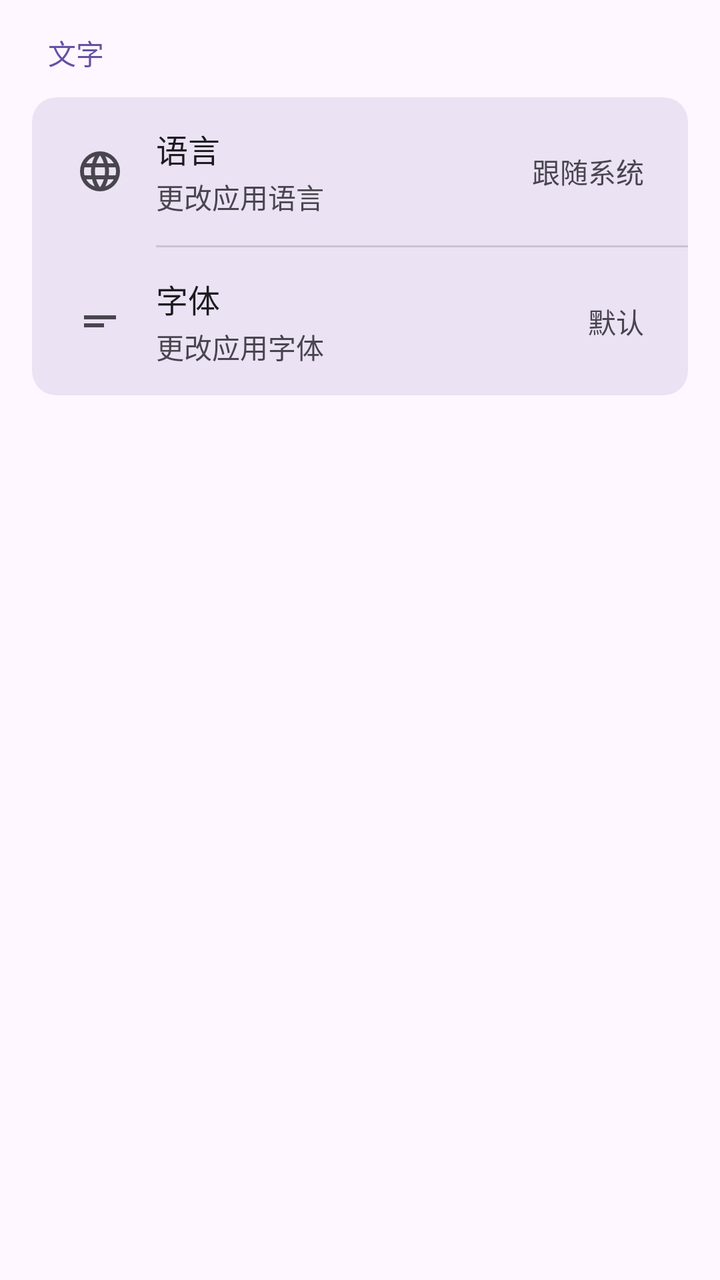
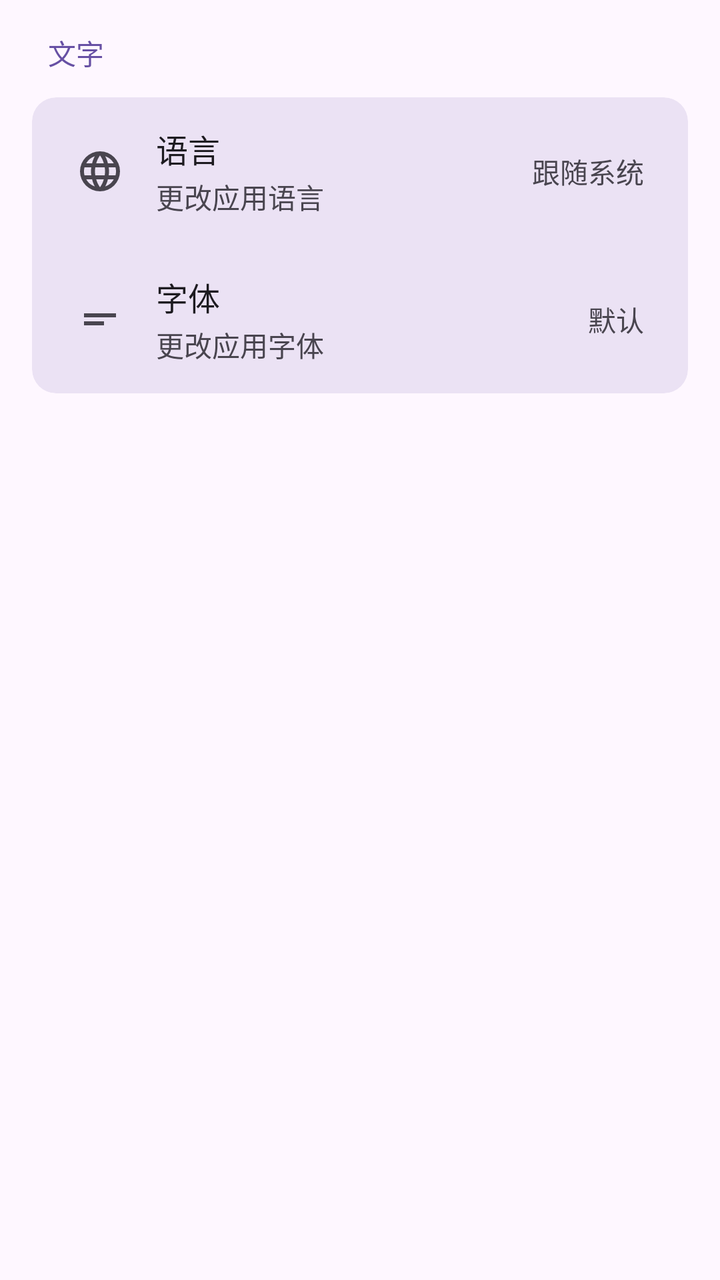

Two renders of the same Android screen: before a commit and after it. Below are the layout's source before the change and the commit's diff.
<!-- AndroidManifest.xml: application theme Theme.Click -->
<!-- res/layout/fragment_settings.xml -->
<?xml version="1.0" encoding="utf-8"?>
<ScrollView xmlns:android="http://schemas.android.com/apk/res/android"
    android:layout_width="match_parent"
    android:layout_height="match_parent"
    android:paddingHorizontal="16dp"
    android:paddingTop="0dp"
    android:paddingBottom="16dp"
    android:background="?android:attr/colorBackground">

    <LinearLayout
        android:layout_width="match_parent"
        android:layout_height="wrap_content"
        android:orientation="vertical">

        
        <TextView
            android:layout_width="wrap_content"
            android:layout_height="wrap_content"
            android:text="文字"
            android:textSize="14sp"
            android:textColor="?attr/colorPrimary"
            android:paddingHorizontal="8dp"
            android:paddingTop="16dp"
            android:paddingBottom="12dp" />

        
        <LinearLayout
            android:layout_width="match_parent"
            android:layout_height="wrap_content"
            android:orientation="vertical"
            android:background="@drawable/settings_card_bg"
            android:clipToOutline="true">

            
            <LinearLayout
                android:id="@+id/settings_language"
                android:layout_width="match_parent"
                android:layout_height="wrap_content"
                android:orientation="horizontal"
                android:gravity="center_vertical"
                android:paddingHorizontal="22dp"
                android:paddingVertical="14dp"
                android:background="?attr/selectableItemBackground"
                android:clickable="true"
                android:focusable="true">

                <ImageView
                    android:layout_width="24dp"
                    android:layout_height="24dp"
                    android:src="@drawable/ic_language"
                    android:tint="?attr/colorOnSurfaceVariant"
                    android:layout_marginEnd="16dp" />

                <LinearLayout
                    android:layout_width="0dp"
                    android:layout_height="wrap_content"
                    android:layout_weight="1"
                    android:orientation="vertical">

                    <TextView
                        android:layout_width="wrap_content"
                        android:layout_height="wrap_content"
                        android:text="语言"
                        android:textSize="16sp"
                        android:textColor="?attr/colorOnSurface" />

                    <TextView
                        android:layout_width="wrap_content"
                        android:layout_height="wrap_content"
                        android:text="更改应用语言"
                        android:textSize="14sp"
                        android:textColor="?attr/colorOnSurfaceVariant"
                        android:layout_marginTop="2dp" />
                </LinearLayout>

                <TextView
                    android:id="@+id/settings_language_value"
                    android:layout_width="wrap_content"
                    android:layout_height="wrap_content"
                    android:text="跟随系统"
                    android:textSize="14sp"
                    android:textColor="?attr/colorOnSurfaceVariant" />
            </LinearLayout>

            <View
                android:layout_width="match_parent"
                android:layout_height="1dp"
                android:layout_marginStart="62dp"
                android:background="?attr/colorOutlineVariant" />

            
            <LinearLayout
                android:id="@+id/settings_font"
                android:layout_width="match_parent"
                android:layout_height="wrap_content"
                android:orientation="horizontal"
                android:gravity="center_vertical"
                android:paddingHorizontal="22dp"
                android:paddingVertical="14dp"
                android:background="?attr/selectableItemBackground"
                android:clickable="true"
                android:focusable="true">

                <ImageView
                    android:layout_width="24dp"
                    android:layout_height="24dp"
                    android:src="@drawable/ic_font"
                    android:tint="?attr/colorOnSurfaceVariant"
                    android:layout_marginEnd="16dp" />

                <LinearLayout
                    android:layout_width="0dp"
                    android:layout_height="wrap_content"
                    android:layout_weight="1"
                    android:orientation="vertical">

                    <TextView
                        android:layout_width="wrap_content"
                        android:layout_height="wrap_content"
                        android:text="字体"
                        android:textSize="16sp"
                        android:textColor="?attr/colorOnSurface" />

                    <TextView
                        android:layout_width="wrap_content"
                        android:layout_height="wrap_content"
                        android:text="更改应用字体"
                        android:textSize="14sp"
                        android:textColor="?attr/colorOnSurfaceVariant"
                        android:layout_marginTop="2dp" />
                </LinearLayout>

                <TextView
                    android:layout_width="wrap_content"
                    android:layout_height="wrap_content"
                    android:text="默认"
                    android:textSize="14sp"
                    android:textColor="?attr/colorOnSurfaceVariant" />
            </LinearLayout>

        </LinearLayout>

    </LinearLayout>
</ScrollView>
<!-- resources referenced by this layout -->
<resources>
  <!-- drawable ic_font (drawable) -->
  <vector xmlns:android="http://schemas.android.com/apk/res/android"
      android:width="24dp"
      android:height="24dp"
      android:viewportWidth="960"
      android:viewportHeight="960"
      android:tint="?attr/colorControlNormal"
      android:autoMirrored="true">
    <path
        android:fillColor="@android:color/white"
        android:pathData="M160,600L160,520L560,520L560,600L160,600ZM160,440L160,360L800,360L800,440L160,440Z"/>
  </vector>
  <!-- drawable ic_language (drawable) -->
  <vector xmlns:android="http://schemas.android.com/apk/res/android"
      android:width="24dp"
      android:height="24dp"
      android:viewportWidth="960"
      android:viewportHeight="960"
      android:tint="?attr/colorControlNormal">
    <path
        android:fillColor="@android:color/white"
        android:pathData="M480,880Q398,880 325,848.5Q252,817 197.5,762.5Q143,708 111.5,635Q80,562 80,480Q80,397 111.5,324.5Q143,252 197.5,197.5Q252,143 325,111.5Q398,80 480,80Q563,80 635.5,111.5Q708,143 762.5,197.5Q817,252 848.5,324.5Q880,397 880,480Q880,562 848.5,635Q817,708 762.5,762.5Q708,817 635.5,848.5Q563,880 480,880ZM480,798Q506,762 525,723Q544,684 556,640L404,640Q416,684 435,723Q454,762 480,798ZM376,782Q358,749 344.5,713.5Q331,678 322,640L204,640Q233,690 276.5,727Q320,764 376,782ZM584,782Q640,764 683.5,727Q727,690 756,640L638,640Q629,678 615.5,713.5Q602,749 584,782ZM170,560L306,560Q303,540 301.5,520.5Q300,501 300,480Q300,459 301.5,439.5Q303,420 306,400L170,400Q165,420 162.5,439.5Q160,459 160,480Q160,501 162.5,520.5Q165,540 170,560ZM386,560L574,560Q577,540 578.5,520.5Q580,501 580,480Q580,459 578.5,439.5Q577,420 574,400L386,400Q383,420 381.5,439.5Q380,459 380,480Q380,501 381.5,520.5Q383,540 386,560ZM654,560L790,560Q795,540 797.5,520.5Q800,501 800,480Q800,459 797.5,439.5Q795,420 790,400L654,400Q657,420 658.5,439.5Q660,459 660,480Q660,501 658.5,520.5Q657,540 654,560ZM638,320L756,320Q727,270 683.5,233Q640,196 584,178Q602,211 615.5,246.5Q629,282 638,320ZM404,320L556,320Q544,276 525,237Q506,198 480,162Q454,198 435,237Q416,276 404,320ZM204,320L322,320Q331,282 344.5,246.5Q358,211 376,178Q320,196 276.5,233Q233,270 204,320Z"/>
  </vector>
  <!-- drawable settings_card_bg (drawable) -->
  <?xml version="1.0" encoding="utf-8"?>
  <shape xmlns:android="http://schemas.android.com/apk/res/android"
      android:shape="rectangle">
      <solid android:color="@color/section_background" />
      <corners android:radius="12dp" />
  </shape>
  <color name="section_background">#206750A4</color>
  <color name="md_theme_primary">#6750A4</color>
  <color name="md_theme_onPrimary">#FFFFFF</color>
  <color name="md_theme_primaryContainer">#EADDFF</color>
  <color name="md_theme_onPrimaryContainer">#21005D</color>
  <color name="md_theme_secondary">#625B71</color>
  <color name="md_theme_onSecondary">#FFFFFF</color>
  <color name="md_theme_secondaryContainer">#E8DEF8</color>
  <color name="md_theme_onSecondaryContainer">#1D192B</color>
  <color name="md_theme_background">#FEF7FF</color>
  <color name="md_theme_onBackground">#1D1B20</color>
  <color name="md_theme_surface">#FEF7FF</color>
  <color name="md_theme_onSurface">#1D1B20</color>
  <color name="md_theme_surfaceVariant">#E7E0EC</color>
  <color name="md_theme_onSurfaceVariant">#49454F</color>
  <color name="md_theme_outline">#79747E</color>
  <color name="md_theme_outlineVariant">#CAC4D0</color>
  <!-- unchanged entries left out for length: 2 -->
</resources>

<!-- the commit's change to res/layout/fragment_settings.xml (unified diff, before → after) -->
@@ -65,6 +65,7 @@
                         android:textColor="?attr/colorOnSurface" />
 
                     <TextView
+                        android:id="@+id/settings_language_desc"
                         android:layout_width="wrap_content"
                         android:layout_height="wrap_content"
                         android:text="更改应用语言"
@@ -81,12 +82,6 @@
                     android:textSize="14sp"
                     android:textColor="?attr/colorOnSurfaceVariant" />
             </LinearLayout>
-
-            <View
-                android:layout_width="match_parent"
-                android:layout_height="1dp"
-                android:layout_marginStart="62dp"
-                android:background="?attr/colorOutlineVariant" />
 
             
             <LinearLayout
